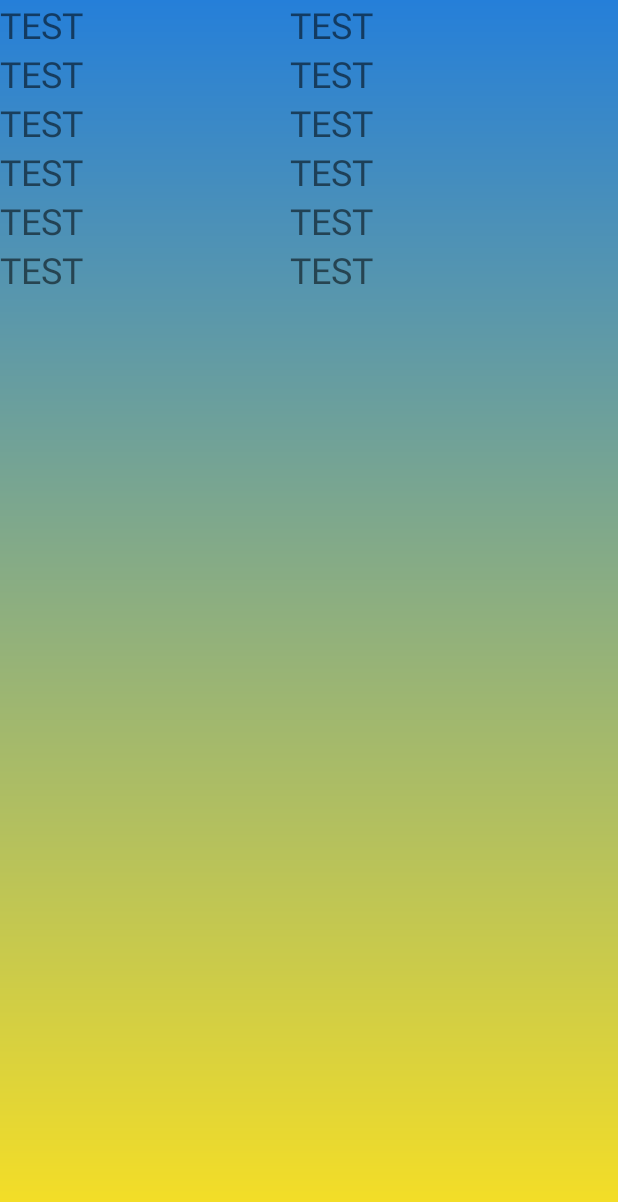
After one commit to Wizardeirr/WeatherApplication, an Android app: the layout activity_detailactivitiy.xml on its own in the app's theme, with its tools: preview values and no code run, on a phone screen of 412 x 824 dp. The commit adds this screen. Shown: the top 1202 px of the screen. Run offline under Robolectric (Android 15) with nearby library versions, the phone set to English and light mode, and no system bars.

Commit message:
Detail Activitiy created and UI preparing

```diff
--- a/app/build.gradle
+++ b/app/build.gradle
@@ -82,4 +82,6 @@ dependencies {
     //FOR GIF
 
     implementation 'pl.droidsonroids.gif:android-gif-drawable:1.2.19'
+
+
 }
--- a/app/src/main/AndroidManifest.xml
+++ b/app/src/main/AndroidManifest.xml
@@ -1,9 +1,8 @@
 <?xml version="1.0" encoding="utf-8"?>
 <manifest xmlns:android="http://schemas.android.com/apk/res/android"
-    xmlns:tools="http://schemas.android.com/tools" >
+    xmlns:tools="http://schemas.android.com/tools">
 
-    <uses-permission android:name="android.permission.INTERNET" >
-    </uses-permission>
+    <uses-permission android:name="android.permission.INTERNET" />
 
     <application
         android:allowBackup="true"
@@ -15,17 +14,17 @@
         android:supportsRtl="true"
         android:theme="@style/Theme.WeatherApplication"
         android:usesCleartextTraffic="true"
-        tools:targetApi="31" >
+        tools:targetApi="31">
         <activity
-            android:name=".MainActivity2"
-            android:exported="false" >
+            android:name=".detailactivitiy"
+            android:exported="false">
             <meta-data
                 android:name="android.app.lib_name"
                 android:value="" />
         </activity>
         <activity
             android:name=".MainActivity"
-            android:exported="true" >
+            android:exported="true">
             <intent-filter>
                 <action android:name="android.intent.action.MAIN" />
 
--- a/app/src/main/java/com/volkankelleci/weatherapplication/MainActivity.kt
+++ b/app/src/main/java/com/volkankelleci/view/MainActivity.kt
@@ -1,6 +1,5 @@
-package com.volkankelleci.weatherapplication
+package com.volkankelleci.view
 
-import android.annotation.SuppressLint
 import android.content.SharedPreferences
 import android.os.Bundle
 import android.view.View
@@ -8,23 +7,25 @@ import androidx.appcompat.app.AppCompatActivity
 import androidx.lifecycle.Observer
 import androidx.lifecycle.ViewModelProviders
 import com.volkankelleci.viewmodel.WeatherFragmentViewModel
+import com.volkankelleci.weatherapplication.R
 import kotlinx.android.synthetic.main.activity_main.*
+
 
 class MainActivity() : AppCompatActivity() {
     private lateinit var viewModel: WeatherFragmentViewModel
-    private lateinit var GET:SharedPreferences
-    private lateinit var SET:SharedPreferences.Editor
+    private lateinit var GET: SharedPreferences
+    private lateinit var SET: SharedPreferences.Editor
 
     override fun onCreate(savedInstanceState: Bundle?) {
+
         super.onCreate(savedInstanceState)
         setContentView(R.layout.activity_main)
-
-        GET=getSharedPreferences(packageName, MODE_PRIVATE)
-        SET=GET.edit()
-
         viewModel = ViewModelProviders.of(this).get(WeatherFragmentViewModel::class.java)
 
-        var countryName=GET.getString("cityName","Malatya")
+        GET = getSharedPreferences(packageName, AppCompatActivity.MODE_PRIVATE)
+        SET = GET.edit()
+
+        var countryName = GET.getString("cityName", "Malatya")
         city_edit_text.setText(countryName)
         viewModel.refreshData(countryName!!)
 
@@ -32,26 +33,24 @@ class MainActivity() : AppCompatActivity() {
 
 
         swipeRefreshLayout.setOnRefreshListener {
-            progress_Bar.visibility=View.GONE
-            error_text.visibility=View.GONE
-            linearLayout2.visibility=View.GONE
+            progress_Bar.visibility = View.GONE
+            error_text.visibility = View.GONE
+            linearLayout2.visibility = View.GONE
 
-            var cityName=GET.getString("cityName",countryName)
+            var cityName = GET.getString("cityName", countryName)
             city_edit_text.setText(cityName)
             viewModel.refreshData(cityName!!)
-            swipeRefreshLayout.isRefreshing=false
+            swipeRefreshLayout.isRefreshing = false
 
         }
-        search_button.setOnClickListener{
-            val cityName=city_edit_text.text.toString()
-            SET.putString("cityName",cityName)
+        search_button.setOnClickListener {
+            val cityName = city_edit_text.text.toString()
+            SET.putString("cityName", cityName)
             SET.apply()
             viewModel.refreshData(cityName)
             getDataFromInternet()
         }
-
     }
-
 
     fun getDataFromInternet() {
 
@@ -67,7 +66,7 @@ class MainActivity() : AppCompatActivity() {
                 observation_time.text = "Güncellenme Zamanı ${it.current.observationTime}"
             }
         })
-        viewModel.errorMessage.observe(this, Observer {
+        viewModel.errorMessage.observe(this , Observer {
             if (it) {
                 linearLayout2.visibility = View.GONE
                 error_text.visibility = View.VISIBLE
@@ -78,7 +77,7 @@ class MainActivity() : AppCompatActivity() {
 
             }
         })
-        viewModel.progressBar.observe(this, Observer {
+        viewModel.progressBar.observe(this  , Observer {
             if (it) {
                 linearLayout2.visibility = View.GONE
                 error_text.visibility = View.GONE
@@ -90,5 +89,7 @@ class MainActivity() : AppCompatActivity() {
             }
         })
 
+
     }
-}
+
+    }
--- /dev/null
+++ b/app/src/main/java/com/volkankelleci/view/detailactivitiy.kt
@@ -0,0 +1,12 @@
+package com.volkankelleci.view
+
+import androidx.appcompat.app.AppCompatActivity
+import android.os.Bundle
+import com.volkankelleci.weatherapplication.R
+
+class detailactivitiy : AppCompatActivity() {
+    override fun onCreate(savedInstanceState: Bundle?) {
+        super.onCreate(savedInstanceState)
+        setContentView(R.layout.activity_detailactivitiy)
+    }
+}
--- /dev/null
+++ b/app/src/main/java/com/volkankelleci/viewmodel/detailactivitiyViewModel.kt
@@ -0,0 +1,11 @@
+package com.volkankelleci.viewmodel
+
+import androidx.lifecycle.ViewModel
+import com.volkankelleci.service.WeatherAPIService
+import io.reactivex.disposables.CompositeDisposable
+
+class detailactivitiyViewModel:ViewModel() {
+    private val weatherAPIService = WeatherAPIService()
+    private val disposable = CompositeDisposable()
+
+}
--- /dev/null
+++ b/app/src/main/res/layout/activity_detailactivitiy.xml
@@ -0,0 +1,150 @@
+<?xml version="1.0" encoding="utf-8"?>
+<androidx.swiperefreshlayout.widget.SwipeRefreshLayout
+    xmlns:android="http://schemas.android.com/apk/res/android"
+    xmlns:tools="http://schemas.android.com/tools"
+    android:layout_width="match_parent"
+    android:layout_height="match_parent"
+    android:background="@drawable/back_ground"
+    android:orientation="vertical">
+
+
+<androidx.constraintlayout.widget.ConstraintLayout
+    android:layout_width="match_parent"
+    android:layout_height="match_parent"
+    tools:context="com.volkankelleci.view.detailactivitiy">
+
+    <LinearLayout
+        android:layout_width="387dp"
+        android:layout_height="192dp"
+        android:minWidth="100dp"
+        android:minHeight="200dp"
+        android:orientation="horizontal"
+
+        tools:layout_editor_absoluteX="8dp"
+        tools:layout_editor_absoluteY="451dp"
+        tools:ignore="MissingConstraints">
+
+        <LinearLayout
+            android:layout_width="wrap_content"
+            android:layout_height="match_parent"
+            android:orientation="vertical"
+            android:layout_weight="2">
+
+            <TextView
+                android:layout_width="wrap_content"
+                android:layout_height="wrap_content"
+                android:text="TEST"
+                android:textSize="24sp">
+
+            </TextView>
+
+            <TextView
+                android:layout_width="wrap_content"
+                android:layout_height="wrap_content"
+                android:text="TEST"
+                android:textSize="24sp">
+
+            </TextView>
+
+            <TextView
+                android:layout_width="wrap_content"
+                android:layout_height="wrap_content"
+                android:text="TEST"
+                android:textSize="24sp">
+
+            </TextView>
+
+            <TextView
+                android:layout_width="wrap_content"
+                android:layout_height="wrap_content"
+                android:text="TEST"
+                android:textSize="24sp">
+
+            </TextView>
+
+            <TextView
+                android:layout_width="wrap_content"
+                android:layout_height="wrap_content"
+                android:text="TEST"
+                android:textSize="24sp">
+
+            </TextView>
+
+            <TextView
+                android:layout_width="wrap_content"
+                android:layout_height="wrap_content"
+                android:text="TEST"
+                android:textSize="24sp">
+
+            </TextView>
+        </LinearLayout>
+
+        <LinearLayout
+            android:layout_width="wrap_content"
+            android:layout_height="match_parent"
+            android:minWidth="50dp"
+            android:layout_weight="2"
+            android:minHeight="200dp"
+
+            android:orientation="vertical">
+
+
+            <TextView
+                android:layout_width="wrap_content"
+                android:layout_height="wrap_content"
+                android:text="TEST"
+                android:textSize="24sp">
+
+            </TextView>
+
+            <TextView
+                android:layout_width="wrap_content"
+                android:layout_height="wrap_content"
+                android:text="TEST"
+                android:textSize="24sp">
+
+            </TextView>
+
+            <TextView
+                android:layout_width="wrap_content"
+                android:layout_height="wrap_content"
+                android:text="TEST"
+                android:textSize="24sp">
+
+            </TextView>
+
+            <TextView
+                android:layout_width="wrap_content"
+                android:layout_height="wrap_content"
+                android:text="TEST"
+                android:textSize="24sp">
+
+            </TextView>
+
+            <TextView
+                android:layout_width="wrap_content"
+                android:layout_height="wrap_content"
+                android:text="TEST"
+                android:textSize="24sp">
+
+            </TextView>
+
+            <TextView
+                android:layout_width="wrap_content"
+                android:layout_height="wrap_content"
+                android:text="TEST"
+                android:textSize="24sp">
+
+            </TextView>
+
+
+        </LinearLayout>
+
+
+    </LinearLayout>
+
+
+</androidx.constraintlayout.widget.ConstraintLayout>
+
+
+</androidx.swiperefreshlayout.widget.SwipeRefreshLayout>
--- a/app/src/main/res/layout/activity_main.xml
+++ b/app/src/main/res/layout/activity_main.xml
@@ -1,8 +1,7 @@
+<?xml version="1.0" encoding="utf-8"?>
 
-<androidx.swiperefreshlayout.widget.SwipeRefreshLayout
-    xmlns:android="http://schemas.android.com/apk/res/android"
+<androidx.swiperefreshlayout.widget.SwipeRefreshLayout xmlns:android="http://schemas.android.com/apk/res/android"
     xmlns:app="http://schemas.android.com/apk/res-auto"
-    xmlns:tools="http://schemas.android.com/tools"
     android:id="@+id/swipeRefreshLayout"
     android:layout_width="wrap_content"
     android:layout_height="wrap_content"
@@ -213,4 +212,7 @@
 
 
     </androidx.constraintlayout.widget.ConstraintLayout>
+
+
+
 </androidx.swiperefreshlayout.widget.SwipeRefreshLayout>
--- a/build.gradle
+++ b/build.gradle
@@ -4,8 +4,8 @@ buildscript {
     }
     dependencies {
         def nav_version = "2.5.3"
-        classpath("androidx.navigation:navigation-safe-args-gradle-plugin:$nav_version")
 
+        classpath "androidx.navigation:navigation-safe-args-gradle-plugin:$nav_version"
     }
 }
 
```
Also changed, not shown: app/src/main/res/drawable/rains.jpg (deleted), app/src/main/res/drawable/rainss.png (deleted). Lines whose indentation alone changed are shown as unchanged.
